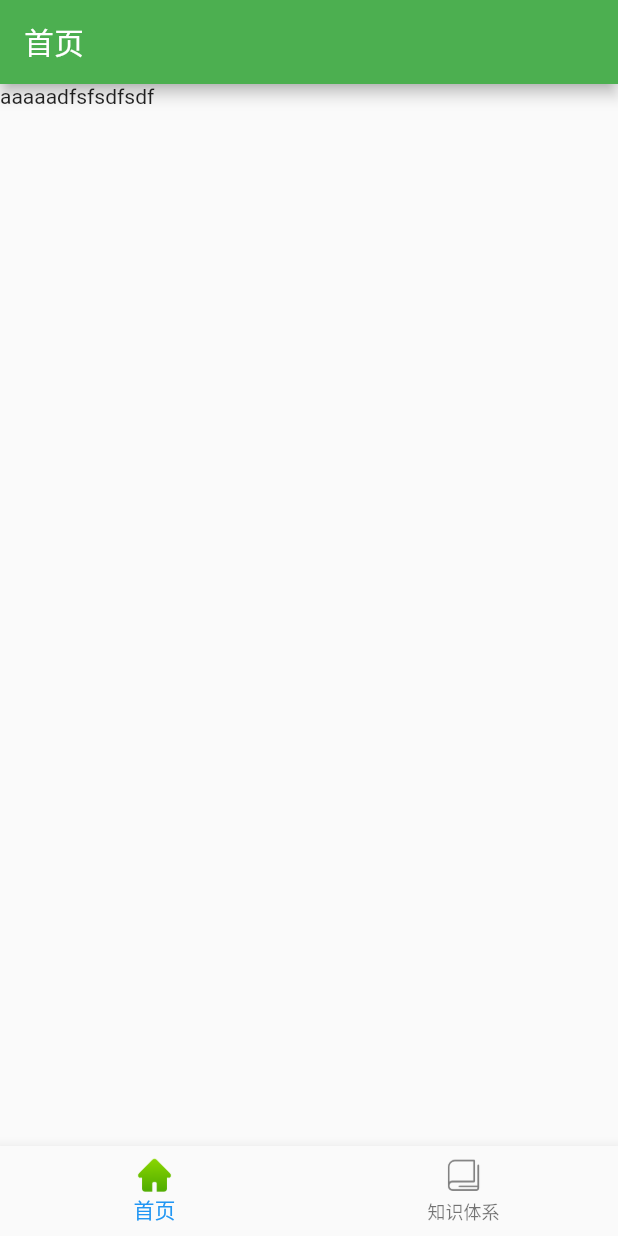
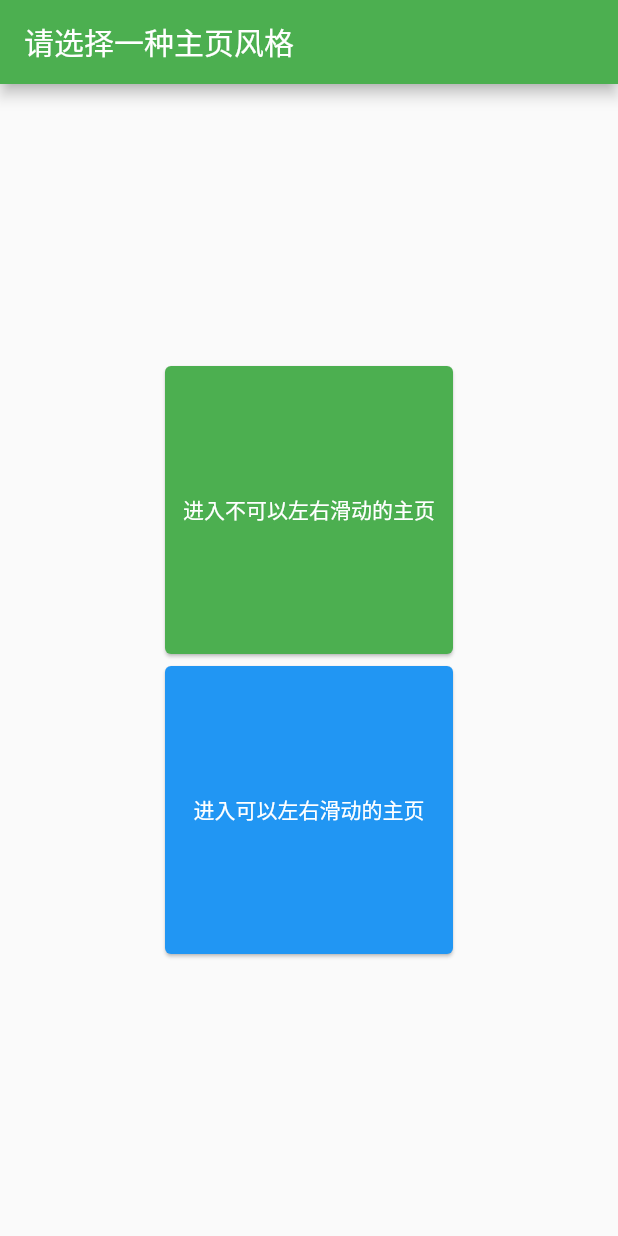
Before and after one commit to ywp0919/wan_android_flutter, a Flutter app: the screen it shows after launch, on a phone screen of 412 x 824 dp. Run offline on Flutter 3.47's test engine with Material 2 defaults, Android fonts, the phone set to English and light mode, and no system bars.

Commit message:
完成双首页的构建和入口。

```diff
--- /dev/null
+++ b/lib/pages/main/MainApp.dart
@@ -0,0 +1,80 @@
+import 'package:flutter/material.dart';
+import 'package:WanAndroid/pages/main/IndexedStackMain.dart';
+import 'package:WanAndroid/pages/main/TabBarViewMain.dart';
+
+///  一个是左右滑动的ViewPager样式的。
+///  一个是点击ItemBar切换显示样式的。
+
+class MainApp extends StatefulWidget {
+  @override
+  State<StatefulWidget> createState() => MainAppState();
+}
+
+class MainAppState extends State<MainApp> {
+  @override
+  Widget build(BuildContext context) => Scaffold(
+        appBar: AppBar(
+            title: Text(
+              "请选择一种主页风格",
+              style: TextStyle(color: Colors.white),
+            ),
+            iconTheme: IconThemeData(color: Colors.white)),
+        body: Center(
+          child: Column(
+            mainAxisAlignment: MainAxisAlignment.center,
+            crossAxisAlignment: CrossAxisAlignment.center,
+            children: <Widget>[
+              GestureDetector(
+                onTap: () {
+                  Navigator.push(
+                      context,
+                      MaterialPageRoute(
+                          builder: (context) => IndexedStackMain()));
+                },
+                child: Container(
+                  width: 200.0,
+                  height: 200.0,
+                  child: Card(
+                    color: Colors.green,
+                    child: Center(
+                      child: Text(
+                        "进入不可以左右滑动的主页",
+                        style: TextStyle(
+                          color: Colors.white,
+                        ),
+                      ),
+                    ),
+                  ),
+                ),
+              ),
+              GestureDetector(
+                onTap: () {
+                  Navigator.push(
+                      context,
+                      MaterialPageRoute(
+                          builder: (context) => TabBarViewMain()));
+                  Scaffold
+                      .of(context)
+                      .showSnackBar(SnackBar(content: Text("进入可以左右滑动的主页")));
+                },
+                child: Container(
+                  width: 200.0,
+                  height: 200.0,
+                  child: Card(
+                    color: Colors.blue,
+                    child: Center(
+                      child: Text(
+                        "进入可以左右滑动的主页",
+                        style: TextStyle(
+                          color: Colors.white,
+                        ),
+                      ),
+                    ),
+                  ),
+                ),
+              )
+            ],
+          ),
+        ),
+      );
+}
--- a/lib/pages/main/TabBarViewMain.dart
+++ b/lib/pages/main/TabBarViewMain.dart
@@ -1,14 +1,115 @@
 import 'package:flutter/material.dart';
+import 'package:flutter/cupertino.dart';
+import 'package:WanAndroid/pages/home/HomePage.dart';
+import 'package:WanAndroid/pages/knowledge/KnowledgePage.dart';
 
-/// 这是像ViewPager一样可以左右滑动的样式主页。
+/// 这是一个点击TabItem进行切换显示的风格的主页。
 class TabBarViewMain extends StatefulWidget {
   @override
   State<StatefulWidget> createState() => TabBarViewMainState();
 }
 
-class TabBarViewMainState extends State<TabBarViewMain> {
+class TabBarViewMainState extends State<TabBarViewMain>
+    with SingleTickerProviderStateMixin {
+  // 底部导航栏的文字 ， 给appBar 共用一下。
+  var _bottomTitles = ["首页", "知识体系"];
+
+  // 底部导航栏未选中时的图片
+  var _bottomIconNor = [
+    "images/icon_bottom_main_nor.png",
+    "images/icon_bottom_knowledge_nor.png"
+  ];
+
+  // 底部导航栏选中时的图片
+  var _bottomIconChecked = [
+    "images/icon_bottom_main_checked.png",
+    "images/icon_bottom_knowledge_checked.png"
+  ];
+
+  // 底部导航栏当前选中的页面
+  var _currentBottomIndex = 0;
+
+  // controller
+  TabController _tabController;
+  VoidCallback _tabOnChanged;
+
+  // 页面
+  var _body;
+
+  @override
+  void initState() {
+    _tabController = TabController(length: _bottomTitles.length, vsync: this);
+    _tabOnChanged = () {
+      setState(() {
+        _currentBottomIndex = _tabController.index;
+      });
+    };
+    _tabController.addListener(_tabOnChanged);
+    super.initState();
+  }
+
+  @override
+  void dispose() {
+    _tabController.removeListener(_tabOnChanged);
+    _tabController.dispose();
+    super.dispose();
+  }
+
   @override
   Widget build(BuildContext context) {
-    return Text("不一样的首页");
+    _body = TabBarView(
+      children: <Widget>[HomePage(), KnowledgePage()],
+      controller: _tabController,
+    );
+
+    return MaterialApp(
+      //主题设置
+      theme: ThemeData(primaryColor: Colors.green),
+      //脚手架
+      home: Scaffold(
+        // 顶部 appBar
+        appBar: AppBar(
+            // 顶部标题
+            title: Text(
+              _bottomTitles[_currentBottomIndex],
+              style: TextStyle(color: Colors.white),
+            ),
+            // icon的主题设置
+            iconTheme: IconThemeData(color: Colors.white)),
+        // 底部导航栏 CupertinoTabBar是iOS风格的，BottomNavigationBar是Android风格,这里我尽量都使用Android风格的控件。
+//          bottomNavigationBar: CupertinoTabBar(items: null),
+        bottomNavigationBar: BottomNavigationBar(
+          items: getBottomNavigationBarItems(),
+          currentIndex: _currentBottomIndex,
+          onTap: (index) {
+            setState(() {
+              _currentBottomIndex = index;
+            });
+          },
+        ),
+        // body 放 pager，主要是用来切换的这几个页面
+        body: _body,
+      ),
+    );
   }
+
+  getBottomNavigationBarItems() => List.generate(
+      _bottomTitles.length,
+      (index) => BottomNavigationBarItem(
+          icon: getBottomIcon(index), title: getBottomTitle(index)));
+
+  getBottomTitle(int i) => Text(
+        _bottomTitles[i],
+        style: TextStyle(
+            color: _currentBottomIndex == i ? Colors.green : Colors.grey),
+      );
+
+  getBottomIcon(int i) => Image.asset(
+        getBottomIconPath(i),
+        width: 25.0,
+        height: 25.0,
+      );
+
+  String getBottomIconPath(int i) =>
+      _currentBottomIndex == i ? _bottomIconChecked[i] : _bottomIconNor[i];
 }
```
Also changed, not shown: lib/main.dart (+7 -7 lines).
